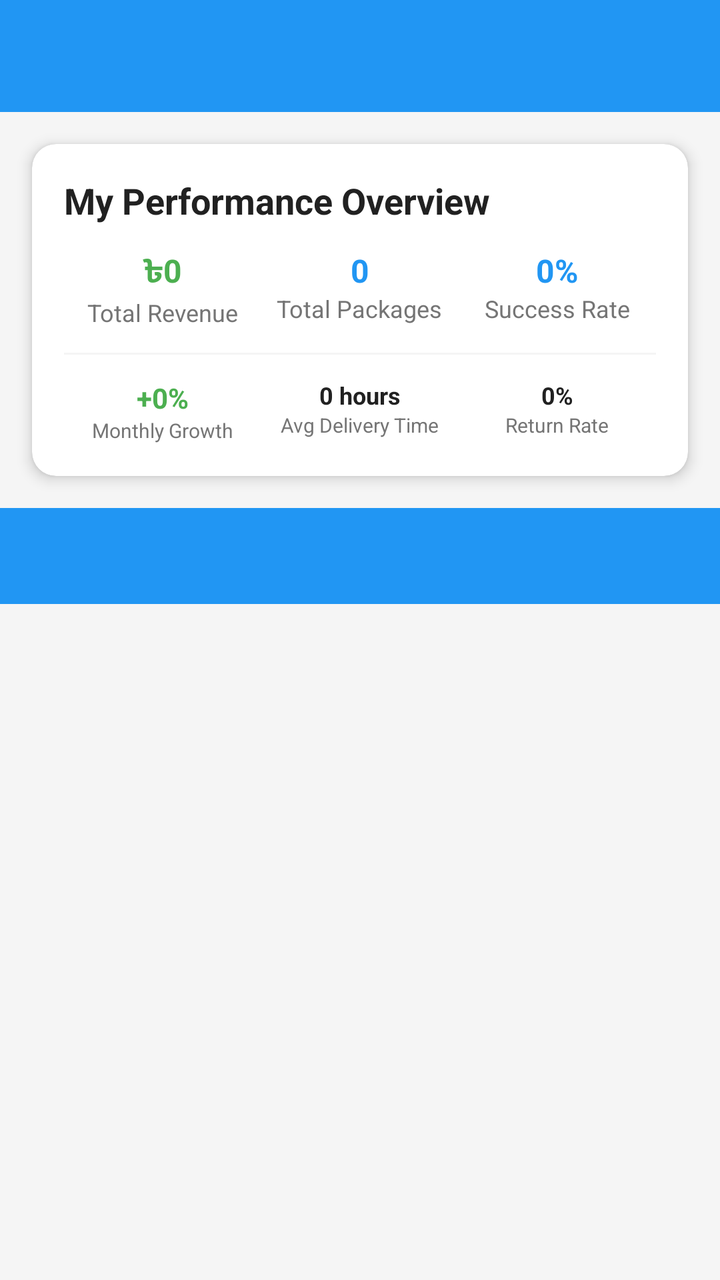
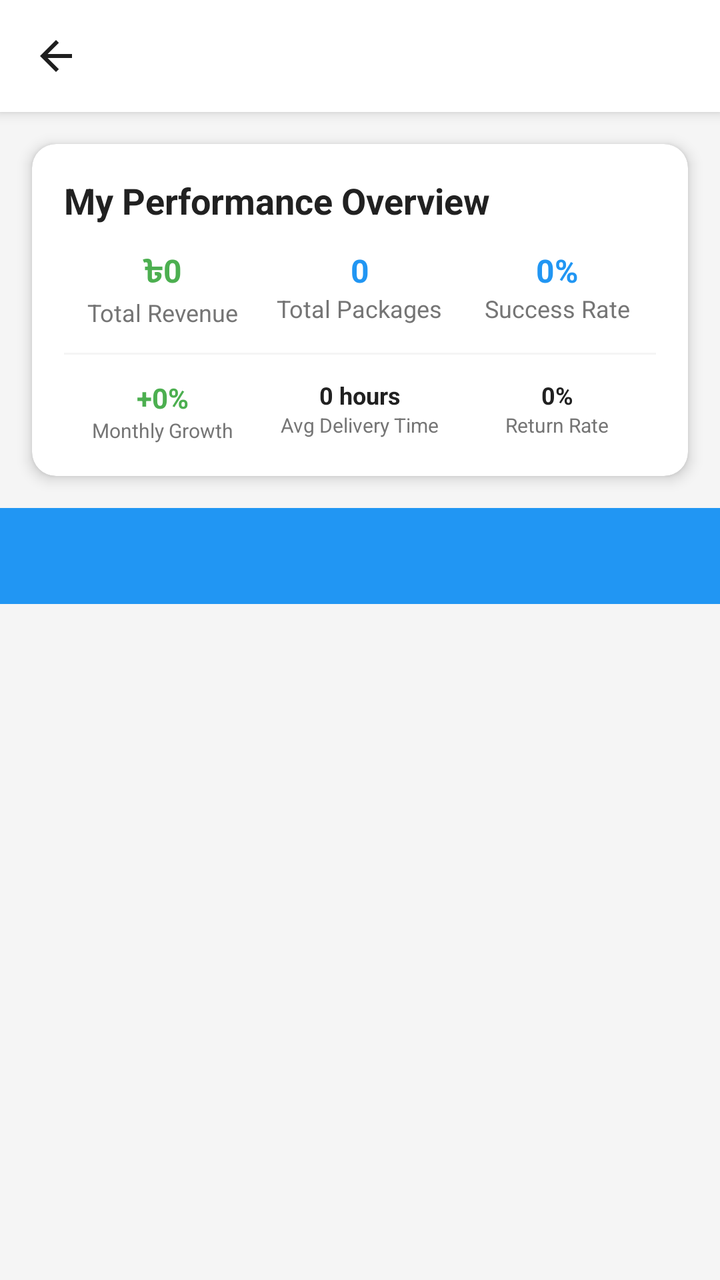

Screens rendered from an Android XML layout before and after an edit, with the pre-edit source and the edit as a unified diff.
<!-- AndroidManifest.xml: application theme Theme.A1Logistics -->
<!-- res/layout/activity_merchant_reports.xml -->
<?xml version="1.0" encoding="utf-8"?>
<LinearLayout xmlns:android="http://schemas.android.com/apk/res/android"
    xmlns:app="http://schemas.android.com/apk/res-auto"
    android:layout_width="match_parent"
    android:layout_height="match_parent"
    android:orientation="vertical"
    android:background="@color/background">

    <androidx.appcompat.widget.Toolbar
        android:id="@+id/toolbar"
        android:layout_width="match_parent"
        android:layout_height="?attr/actionBarSize"
        android:background="@color/primary_color"
        android:theme="@style/ThemeOverlay.AppCompat.Dark"
        app:titleTextColor="@android:color/white"/>

    
    <androidx.cardview.widget.CardView
        android:layout_width="match_parent"
        android:layout_height="wrap_content"
        android:layout_margin="16dp"
        app:cardCornerRadius="12dp"
        app:cardElevation="4dp">

        <LinearLayout
            android:layout_width="match_parent"
            android:layout_height="wrap_content"
            android:orientation="vertical"
            android:padding="16dp">

            <TextView
                android:layout_width="match_parent"
                android:layout_height="wrap_content"
                android:text="My Performance Overview"
                android:textSize="18sp"
                android:textStyle="bold"
                android:textColor="@color/text_primary"
                android:layout_marginBottom="12dp"/>

            <LinearLayout
                android:layout_width="match_parent"
                android:layout_height="wrap_content"
                android:orientation="horizontal"
                android:weightSum="3">

                
                <LinearLayout
                    android:layout_width="0dp"
                    android:layout_height="wrap_content"
                    android:layout_weight="1"
                    android:orientation="vertical"
                    android:gravity="center">

                    <TextView
                        android:id="@+id/totalRevenueText"
                        android:layout_width="wrap_content"
                        android:layout_height="wrap_content"
                        android:text="৳0"
                        android:textSize="16sp"
                        android:textStyle="bold"
                        android:textColor="@color/success_color"/>

                    <TextView
                        android:layout_width="wrap_content"
                        android:layout_height="wrap_content"
                        android:text="Total Revenue"
                        android:textSize="12sp"
                        android:textColor="@color/text_secondary"/>

                </LinearLayout>

                
                <LinearLayout
                    android:layout_width="0dp"
                    android:layout_height="wrap_content"
                    android:layout_weight="1"
                    android:orientation="vertical"
                    android:gravity="center">

                    <TextView
                        android:id="@+id/totalPackagesText"
                        android:layout_width="wrap_content"
                        android:layout_height="wrap_content"
                        android:text="0"
                        android:textSize="16sp"
                        android:textStyle="bold"
                        android:textColor="@color/primary_color"/>

                    <TextView
                        android:layout_width="wrap_content"
                        android:layout_height="wrap_content"
                        android:text="Total Packages"
                        android:textSize="12sp"
                        android:textColor="@color/text_secondary"/>

                </LinearLayout>

                
                <LinearLayout
                    android:layout_width="0dp"
                    android:layout_height="wrap_content"
                    android:layout_weight="1"
                    android:orientation="vertical"
                    android:gravity="center">

                    <TextView
                        android:id="@+id/successRateText"
                        android:layout_width="wrap_content"
                        android:layout_height="wrap_content"
                        android:text="0%"
                        android:textSize="16sp"
                        android:textStyle="bold"
                        android:textColor="@color/info_color"/>

                    <TextView
                        android:layout_width="wrap_content"
                        android:layout_height="wrap_content"
                        android:text="Success Rate"
                        android:textSize="12sp"
                        android:textColor="@color/text_secondary"/>

                </LinearLayout>

            </LinearLayout>

            <View
                android:layout_width="match_parent"
                android:layout_height="1dp"
                android:background="@color/background"
                android:layout_marginTop="12dp"
                android:layout_marginBottom="12dp"/>

            <LinearLayout
                android:layout_width="match_parent"
                android:layout_height="wrap_content"
                android:orientation="horizontal"
                android:weightSum="3">

                
                <LinearLayout
                    android:layout_width="0dp"
                    android:layout_height="wrap_content"
                    android:layout_weight="1"
                    android:orientation="vertical"
                    android:gravity="center">

                    <TextView
                        android:id="@+id/monthlyGrowthText"
                        android:layout_width="wrap_content"
                        android:layout_height="wrap_content"
                        android:text="+0%"
                        android:textSize="14sp"
                        android:textStyle="bold"
                        android:textColor="@color/success_color"/>

                    <TextView
                        android:layout_width="wrap_content"
                        android:layout_height="wrap_content"
                        android:text="Monthly Growth"
                        android:textSize="10sp"
                        android:textColor="@color/text_secondary"/>

                </LinearLayout>

                
                <LinearLayout
                    android:layout_width="0dp"
                    android:layout_height="wrap_content"
                    android:layout_weight="1"
                    android:orientation="vertical"
                    android:gravity="center">

                    <TextView
                        android:id="@+id/avgDeliveryTimeText"
                        android:layout_width="wrap_content"
                        android:layout_height="wrap_content"
                        android:text="0 hours"
                        android:textSize="12sp"
                        android:textStyle="bold"
                        android:textColor="@color/text_primary"/>

                    <TextView
                        android:layout_width="wrap_content"
                        android:layout_height="wrap_content"
                        android:text="Avg Delivery Time"
                        android:textSize="10sp"
                        android:textColor="@color/text_secondary"/>

                </LinearLayout>

                
                <LinearLayout
                    android:layout_width="0dp"
                    android:layout_height="wrap_content"
                    android:layout_weight="1"
                    android:orientation="vertical"
                    android:gravity="center">

                    <TextView
                        android:id="@+id/returnRateText"
                        android:layout_width="wrap_content"
                        android:layout_height="wrap_content"
                        android:text="0%"
                        android:textSize="12sp"
                        android:textStyle="bold"
                        android:textColor="@color/text_primary"/>

                    <TextView
                        android:layout_width="wrap_content"
                        android:layout_height="wrap_content"
                        android:text="Return Rate"
                        android:textSize="10sp"
                        android:textColor="@color/text_secondary"/>

                </LinearLayout>

            </LinearLayout>

        </LinearLayout>
    </androidx.cardview.widget.CardView>

    <com.google.android.material.tabs.TabLayout
        android:id="@+id/tabLayout"
        android:layout_width="match_parent"
        android:layout_height="wrap_content"
        android:background="@color/primary_color"
        app:tabTextColor="@android:color/white"
        app:tabSelectedTextColor="@android:color/white"
        app:tabIndicatorColor="@android:color/white"
        app:tabMode="scrollable"/>

    <androidx.viewpager2.widget.ViewPager2
        android:id="@+id/viewPager"
        android:layout_width="match_parent"
        android:layout_height="0dp"
        android:layout_weight="1"/>

</LinearLayout>
<!-- resources referenced by this layout -->
<resources>
  <color name="background">#F5F5F5</color>
  <color name="info_color">#2196F3</color>
  <color name="primary_color">#2196F3</color>
  <color name="success_color">#4CAF50</color>
  <color name="text_primary">#212121</color>
  <color name="text_secondary">#757575</color>
  <style name="Theme.A1Logistics" parent="Theme.MaterialComponents.DayNight.NoActionBar">
          
          <item name="colorPrimary">@color/sunshine_yellow</item>
          <item name="colorPrimaryVariant">@color/mustard_yellow</item>
          <item name="colorOnPrimary">@color/black</item>
          
          <item name="colorSecondary">@color/soft_peach</item>
          <item name="colorSecondaryVariant">@color/coral</item>
          <item name="colorOnSecondary">@color/black</item>
          
          <item name="android:statusBarColor">@color/mustard_yellow</item>
          
          <item name="textInputStyle">@style/CuteTextInputStyle</item>
          <item name="materialButtonStyle">@style/CuteButtonStyle</item>
          <item name="android:fontFamily">sans-serif</item> 
          <item name="fontFamily">@font/roboto</item> 
      </style>
  <color name="sunshine_yellow">#FFEB3B</color>
  <color name="mustard_yellow">#FFD600</color>
  <color name="black">#1A1A1A</color>
  <color name="soft_peach">#FFCCBC</color>
  <color name="coral">#FF8A65</color>
  <style name="CuteTextInputStyle" parent="Widget.MaterialComponents.TextInputLayout.OutlinedBox">
          <item name="boxStrokeColor">@color/sunshine_yellow</item>
          <item name="hintTextColor">@color/mustard_yellow</item>
          <item name="boxCornerRadiusTopStart">16dp</item>
          <item name="boxCornerRadiusTopEnd">16dp</item>
          <item name="boxCornerRadiusBottomStart">16dp</item>
          <item name="boxCornerRadiusBottomEnd">16dp</item>
      </style>
  <style name="CuteButtonStyle" parent="Widget.MaterialComponents.Button">
          <item name="backgroundTint">@color/sunshine_yellow</item>
          <item name="cornerRadius">20dp</item>
          <item name="android:textColor">@color/black</item>
      </style>
</resources>

<!-- the commit's change to res/layout/activity_merchant_reports.xml (unified diff, before → after) -->
@@ -1,238 +1,262 @@
 <?xml version="1.0" encoding="utf-8"?>
-<LinearLayout xmlns:android="http://schemas.android.com/apk/res/android"
+<androidx.coordinatorlayout.widget.CoordinatorLayout xmlns:android="http://schemas.android.com/apk/res/android"
     xmlns:app="http://schemas.android.com/apk/res-auto"
     android:layout_width="match_parent"
     android:layout_height="match_parent"
-    android:orientation="vertical"
     android:background="@color/background">
 
-    <androidx.appcompat.widget.Toolbar
+    
+    <include
+        layout="@layout/toolbar_default"
         android:id="@+id/toolbar"
         android:layout_width="match_parent"
-        android:layout_height="?attr/actionBarSize"
-        android:background="@color/primary_color"
-        android:theme="@style/ThemeOverlay.AppCompat.Dark"
-        app:titleTextColor="@android:color/white"/>
-
-    
-    <androidx.cardview.widget.CardView
+        android:layout_height="wrap_content" />
+
+    <com.google.android.material.appbar.AppBarLayout
         android:layout_width="match_parent"
         android:layout_height="wrap_content"
-        android:layout_margin="16dp"
-        app:cardCornerRadius="12dp"
-        app:cardElevation="4dp">
-
-        <LinearLayout
+        android:background="@android:color/transparent"
+        app:elevation="0dp"
+        android:layout_marginTop="?attr/actionBarSize">
+
+        
+        <androidx.cardview.widget.CardView
+            android:id="@+id/summaryCard"
             android:layout_width="match_parent"
             android:layout_height="wrap_content"
-            android:orientation="vertical"
-            android:padding="16dp">
-
-            <TextView
-                android:layout_width="match_parent"
-                android:layout_height="wrap_content"
-                android:text="My Performance Overview"
-                android:textSize="18sp"
-                android:textStyle="bold"
-                android:textColor="@color/text_primary"
-                android:layout_marginBottom="12dp"/>
+            android:layout_margin="16dp"
+            app:cardCornerRadius="12dp"
+            app:cardElevation="4dp"
+            app:layout_scrollFlags="scroll|enterAlways">
 
             <LinearLayout
                 android:layout_width="match_parent"
                 android:layout_height="wrap_content"
-                android:orientation="horizontal"
-                android:weightSum="3">
-
-                
+                android:orientation="vertical"
+                android:padding="16dp">
+
+                <TextView
+                    android:layout_width="match_parent"
+                    android:layout_height="wrap_content"
+                    android:text="My Performance Overview"
+                    android:textSize="18sp"
+                    android:textStyle="bold"
+                    android:textColor="@color/text_primary"
+                    android:layout_marginBottom="12dp"/>
+
                 <LinearLayout
-                    android:layout_width="0dp"
+                    android:layout_width="match_parent"
                     android:layout_height="wrap_content"
-                    android:layout_weight="1"
-                    android:orientation="vertical"
-                    android:gravity="center">
-
-                    <TextView
-                        android:id="@+id/totalRevenueText"
-                        android:layout_width="wrap_content"
-                        android:layout_height="wrap_content"
-                        android:text="৳0"
-                        android:textSize="16sp"
-                        android:textStyle="bold"
-                        android:textColor="@color/success_color"/>
-
-                    <TextView
-                        android:layout_width="wrap_content"
-                        android:layout_height="wrap_content"
-                        android:text="Total Revenue"
-                        android:textSize="12sp"
-                        android:textColor="@color/text_secondary"/>
+                    android:orientation="horizontal"
+                    android:weightSum="3">
+
+                    
+                    <LinearLayout
+                        android:layout_width="0dp"
+                        android:layout_height="wrap_content"
+                        android:layout_weight="1"
+                        android:orientation="vertical"
+                        android:gravity="center">
+
+                        <TextView
+                            android:id="@+id/totalRevenueText"
+                            android:layout_width="wrap_content"
+                            android:layout_height="wrap_content"
+                            android:text="৳0"
+                            android:textSize="16sp"
+                            android:textStyle="bold"
+                            android:textColor="@color/success_color"/>
+
+                        <TextView
+                            android:layout_width="wrap_content"
+                            android:layout_height="wrap_content"
+                            android:text="Total Revenue"
+                            android:textSize="12sp"
+                            android:textColor="@color/text_secondary"/>
+
+                    </LinearLayout>
+
+                    
+                    <LinearLayout
+                        android:layout_width="0dp"
+                        android:layout_height="wrap_content"
+                        android:layout_weight="1"
+                        android:orientation="vertical"
+                        android:gravity="center">
+
+                        <TextView
+                            android:id="@+id/totalPackagesText"
+                            android:layout_width="wrap_content"
+                            android:layout_height="wrap_content"
+                            android:text="0"
+                            android:textSize="16sp"
+                            android:textStyle="bold"
+                            android:textColor="@color/primary_color"/>
+
+                        <TextView
+                            android:layout_width="wrap_content"
+                            android:layout_height="wrap_content"
+                            android:text="Total Packages"
+                            android:textSize="12sp"
+                            android:textColor="@color/text_secondary"/>
+
+                    </LinearLayout>
+
+                    
+                    <LinearLayout
+                        android:layout_width="0dp"
+                        android:layout_height="wrap_content"
+                        android:layout_weight="1"
+                        android:orientation="vertical"
+                        android:gravity="center">
+
+                        <TextView
+                            android:id="@+id/successRateText"
+                            android:layout_width="wrap_content"
+                            android:layout_height="wrap_content"
+                            android:text="0%"
+                            android:textSize="16sp"
+                            android:textStyle="bold"
+                            android:textColor="@color/info_color"/>
+
+                        <TextView
+                            android:layout_width="wrap_content"
+                            android:layout_height="wrap_content"
+                            android:text="Success Rate"
+                            android:textSize="12sp"
+                            android:textColor="@color/text_secondary"/>
+
+                    </LinearLayout>
 
                 </LinearLayout>
 
-                
+                <View
+                    android:layout_width="match_parent"
+                    android:layout_height="1dp"
+                    android:background="@color/background"
+                    android:layout_marginTop="12dp"
+                    android:layout_marginBottom="12dp"/>
+
                 <LinearLayout
-                    android:layout_width="0dp"
+                    android:layout_width="match_parent"
                     android:layout_height="wrap_content"
-                    android:layout_weight="1"
-                    android:orientation="vertical"
-                    android:gravity="center">
-
-                    <TextView
-                        android:id="@+id/totalPackagesText"
-                        android:layout_width="wrap_content"
-                        android:layout_height="wrap_content"
-                        android:text="0"
-                        android:textSize="16sp"
-                        android:textStyle="bold"
-                        android:textColor="@color/primary_color"/>
-
-                    <TextView
-                        android:layout_width="wrap_content"
-                        android:layout_height="wrap_content"
-                        android:text="Total Packages"
-                        android:textSize="12sp"
-                        android:textColor="@color/text_secondary"/>
+                    android:orientation="horizontal"
+                    android:weightSum="3">
+
+                    
+                    <LinearLayout
+                        android:layout_width="0dp"
+                        android:layout_height="wrap_content"
+                        android:layout_weight="1"
+                        android:orientation="vertical"
+                        android:gravity="center">
+
+                        <TextView
+                            android:id="@+id/monthlyGrowthText"
+                            android:layout_width="wrap_content"
+                            android:layout_height="wrap_content"
+                            android:text="+0%"
+                            android:textSize="14sp"
+                            android:textStyle="bold"
+                            android:textColor="@color/success_color"/>
+
+                        <TextView
+                            android:layout_width="wrap_content"
+                            android:layout_height="wrap_content"
+                            android:text="Monthly Growth"
+                            android:textSize="10sp"
+                            android:textColor="@color/text_secondary"/>
+
+                    </LinearLayout>
+
+                    
+                    <LinearLayout
+                        android:layout_width="0dp"
+                        android:layout_height="wrap_content"
+                        android:layout_weight="1"
+                        android:orientation="vertical"
+                        android:gravity="center">
+
+                        <TextView
+                            android:id="@+id/avgDeliveryTimeText"
+                            android:layout_width="wrap_content"
+                            android:layout_height="wrap_content"
+                            android:text="0 hours"
+                            android:textSize="12sp"
+                            android:textStyle="bold"
+                            android:textColor="@color/text_primary"/>
+
+                        <TextView
+                            android:layout_width="wrap_content"
+                            android:layout_height="wrap_content"
+                            android:text="Avg Delivery Time"
+                            android:textSize="10sp"
+                            android:textColor="@color/text_secondary"/>
+
+                    </LinearLayout>
+
+                    
+                    <LinearLayout
+                        android:layout_width="0dp"
+                        android:layout_height="wrap_content"
+                        android:layout_weight="1"
+                        android:orientation="vertical"
+                        android:gravity="center">
+
+                        <TextView
+                            android:id="@+id/returnRateText"
+                            android:layout_width="wrap_content"
+                            android:layout_height="wrap_content"
+                            android:text="0%"
+                            android:textSize="12sp"
+                            android:textStyle="bold"
+                            android:textColor="@color/text_primary"/>
+
+                        <TextView
+                            android:layout_width="wrap_content"
+                            android:layout_height="wrap_content"
+                            android:text="Return Rate"
+                            android:textSize="10sp"
+                            android:textColor="@color/text_secondary"/>
+
+                    </LinearLayout>
 
                 </LinearLayout>
 
-                
-                <LinearLayout
-                    android:layout_width="0dp"
-                    android:layout_height="wrap_content"
-                    android:layout_weight="1"
-                    android:orientation="vertical"
-                    android:gravity="center">
-
-                    <TextView
-                        android:id="@+id/successRateText"
-                        android:layout_width="wrap_content"
-                        android:layout_height="wrap_content"
-                        android:text="0%"
-                        android:textSize="16sp"
-                        android:textStyle="bold"
-                        android:textColor="@color/info_color"/>
-
-                    <TextView
-                        android:layout_width="wrap_content"
-                        android:layout_height="wrap_content"
-                        android:text="Success Rate"
-                        android:textSize="12sp"
-                        android:textColor="@color/text_secondary"/>
-
-                </LinearLayout>
-
             </LinearLayout>
-
-            <View
-                android:layout_width="match_parent"
-                android:layout_height="1dp"
-                android:background="@color/background"
-                android:layout_marginTop="12dp"
-                android:layout_marginBottom="12dp"/>
-
-            <LinearLayout
-                android:layout_width="match_parent"
-                android:layout_height="wrap_content"
-                android:orientation="horizontal"
-                android:weightSum="3">
-
-                
-                <LinearLayout
-                    android:layout_width="0dp"
-                    android:layout_height="wrap_content"
-                    android:layout_weight="1"
-                    android:orientation="vertical"
-                    android:gravity="center">
-
-                    <TextView
-                        android:id="@+id/monthlyGrowthText"
-                        android:layout_width="wrap_content"
-                        android:layout_height="wrap_content"
-                        android:text="+0%"
-                        android:textSize="14sp"
-                        android:textStyle="bold"
-                        android:textColor="@color/success_color"/>
-
-                    <TextView
-                        android:layout_width="wrap_content"
-                        android:layout_height="wrap_content"
-                        android:text="Monthly Growth"
-                        android:textSize="10sp"
-                        android:textColor="@color/text_secondary"/>
-
-                </LinearLayout>
-
-                
-                <LinearLayout
-                    android:layout_width="0dp"
-                    android:layout_height="wrap_content"
-                    android:layout_weight="1"
-                    android:orientation="vertical"
-                    android:gravity="center">
-
-                    <TextView
-                        android:id="@+id/avgDeliveryTimeText"
-                        android:layout_width="wrap_content"
-                        android:layout_height="wrap_content"
-                        android:text="0 hours"
-                        android:textSize="12sp"
-                        android:textStyle="bold"
-                        android:textColor="@color/text_primary"/>
-
-                    <TextView
-                        android:layout_width="wrap_content"
-                        android:layout_height="wrap_content"
-                        android:text="Avg Delivery Time"
-                        android:textSize="10sp"
-                        android:textColor="@color/text_secondary"/>
-
-                </LinearLayout>
-
-                
-                <LinearLayout
-                    android:layout_width="0dp"
-                    android:layout_height="wrap_content"
-                    android:layout_weight="1"
-                    android:orientation="vertical"
-                    android:gravity="center">
-
-                    <TextView
-                        android:id="@+id/returnRateText"
-                        android:layout_width="wrap_content"
-                        android:layout_height="wrap_content"
-                        android:text="0%"
-                        android:textSize="12sp"
-                        android:textStyle="bold"
-                        android:textColor="@color/text_primary"/>
-
-                    <TextView
-                        android:layout_width="wrap_content"
-                        android:layout_height="wrap_content"
-                        android:text="Return Rate"
-                        android:textSize="10sp"
-                        android:textColor="@color/text_secondary"/>
-
-                </LinearLayout>
-
-            </LinearLayout>
-
-        </LinearLayout>
-    </androidx.cardview.widget.CardView>
-
-    <com.google.android.material.tabs.TabLayout
-        android:id="@+id/tabLayout"
-        android:layout_width="match_parent"
-        android:layout_height="wrap_content"
-        android:background="@color/primary_color"
-        app:tabTextColor="@android:color/white"
-        app:tabSelectedTextColor="@android:color/white"
-        app:tabIndicatorColor="@android:color/white"
-        app:tabMode="scrollable"/>
-
+        </androidx.cardview.widget.CardView>
+
+        
+        <com.google.android.material.tabs.TabLayout
+            android:id="@+id/tabLayout"
+            android:layout_width="match_parent"
+            android:layout_height="wrap_content"
+            android:background="@color/primary_color"
+            app:tabTextColor="@android:color/white"
+            app:tabSelectedTextColor="@android:color/white"
+            app:tabIndicatorColor="@android:color/white"
+            app:tabMode="scrollable"
+            app:layout_scrollFlags="noScroll" />
+
+    </com.google.android.material.appbar.AppBarLayout>
+
+    
     <androidx.viewpager2.widget.ViewPager2
         android:id="@+id/viewPager"
         android:layout_width="match_parent"
-        android:layout_height="0dp"
-        android:layout_weight="1"/>
-
-</LinearLayout>
+        android:layout_height="match_parent"
+        app:layout_behavior="@string/appbar_scrolling_view_behavior" />
+
+</androidx.coordinatorlayout.widget.CoordinatorLayout>
+<!-- res/layout/toolbar_default.xml (included above) -->
+<?xml version="1.0" encoding="utf-8"?>
+<com.google.android.material.appbar.MaterialToolbar
+    xmlns:android="http://schemas.android.com/apk/res/android"
+    xmlns:app="http://schemas.android.com/apk/res-auto"
+    android:id="@+id/toolbar"
+    android:layout_width="match_parent"
+    android:layout_height="?attr/actionBarSize"
+    android:background="@color/bg_gradient_end"
+    android:elevation="4dp"
+    app:navigationIcon="@drawable/ic_arrow_back"
+    app:titleTextColor="@color/dark_mustard" />
<!-- resource entries referenced after the edit -->
@@ -1,11 +1,23 @@
 <!-- resources referenced by this layout -->
 <resources>
   <color name="background">#F5F5F5</color>
+  <color name="bg_gradient_end">#FFFFFF</color>
+  <color name="dark_mustard">#FFA000</color>
   <color name="info_color">#2196F3</color>
   <color name="primary_color">#2196F3</color>
   <color name="success_color">#4CAF50</color>
   <color name="text_primary">#212121</color>
   <color name="text_secondary">#757575</color>
+  <!-- drawable ic_arrow_back (drawable) -->
+  <vector xmlns:android="http://schemas.android.com/apk/res/android"
+      android:width="24dp"
+      android:height="24dp"
+      android:viewportWidth="960"
+      android:viewportHeight="960">
+    <path
+        android:pathData="m313,520 l224,224 -57,56 -320,-320 320,-320 57,56 -224,224h487v80L313,520Z"
+        android:fillColor="#1f1f1f"/>
+  </vector>
   <style name="Theme.A1Logistics" parent="Theme.MaterialComponents.DayNight.NoActionBar">
           
           <item name="colorPrimary">@color/sunshine_yellow</item>
